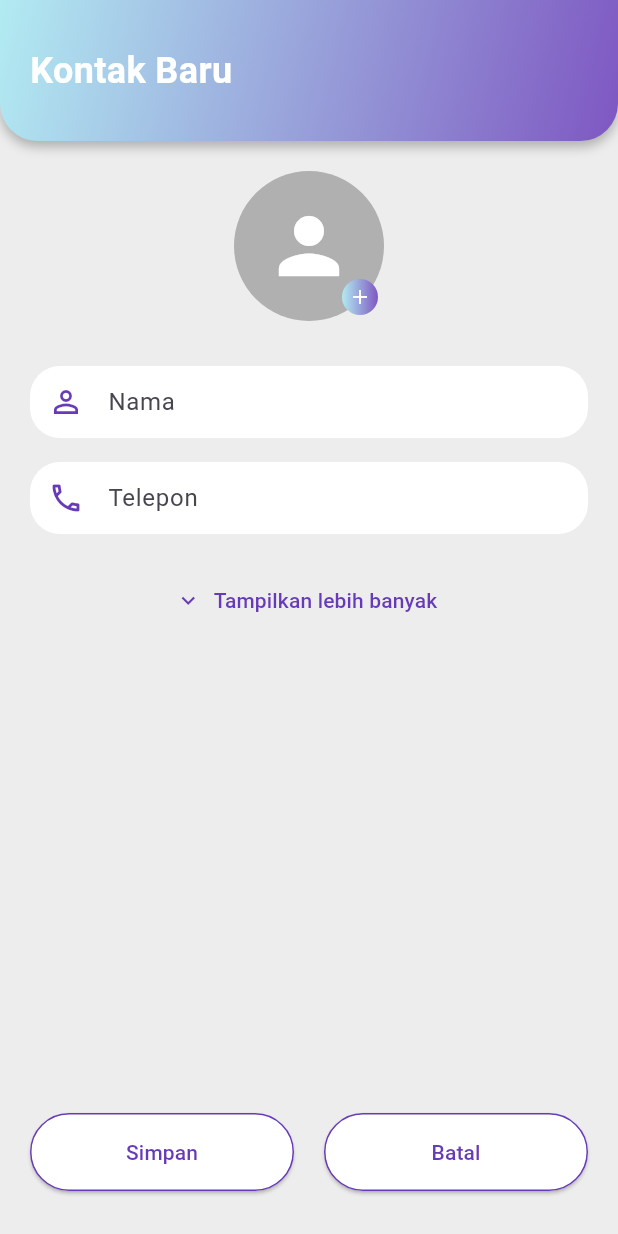
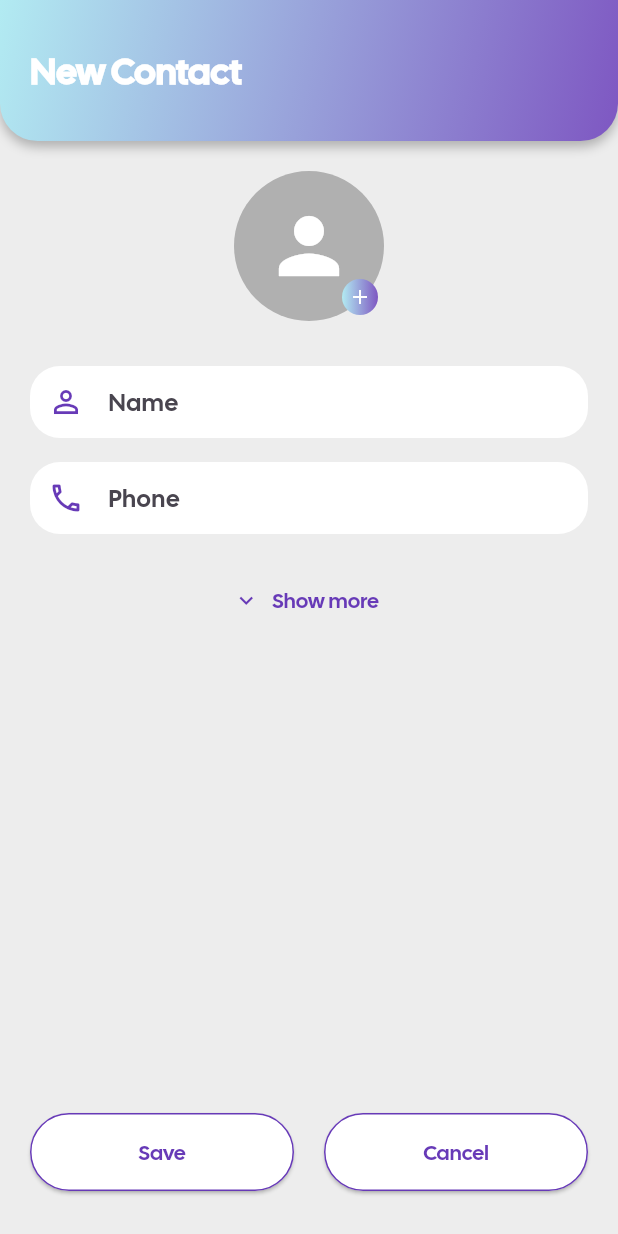
Before and after one commit to ginangela/flutter-phone, a Flutter app: the screen it shows after launch, after a tap on the "add" icon, on a phone screen of 412 x 824 dp. Run offline on Flutter 3.47's test engine with Material 3 defaults, Android fonts, the phone set to English and light mode, and no system bars; our stand-ins replace permission_handler, sqflite, sqflite_common_ffi, sqflite_common_ffi_web; missing offline and left inert: flutter_phone_direct_caller; accounts and stored records are empty; network calls fail.

Commit message:
bahasa dan font

```diff
--- a/lib/main.dart
+++ b/lib/main.dart
@@ -30,7 +30,9 @@ class MyApp extends StatelessWidget {
     return MaterialApp(
       title: 'Contact App',
       debugShowCheckedModeBanner: false,
-      theme: ThemeData(primarySwatch: Colors.blue),
+      theme: ThemeData(
+        fontFamily: 'Calsans',
+        primarySwatch: Colors.blue),
       initialRoute: '/',
       routes: {
         '/': (context) => const ContactsPage(),
--- a/lib/pages/add_contact.dart
+++ b/lib/pages/add_contact.dart
@@ -35,7 +35,7 @@ class _AddContactPageState extends State<AddContactPage> {
     if (name.isEmpty || phone.isEmpty) {
       ScaffoldMessenger.of(context).showSnackBar(
         const SnackBar(
-          content: Text('Harap isi Nama dan Telepon'),
+          content: Text('Please enter name and phone number'),
           backgroundColor: Colors.red,
         ),
       );
@@ -64,7 +64,7 @@ class _AddContactPageState extends State<AddContactPage> {
 
       ScaffoldMessenger.of(context).showSnackBar(
         const SnackBar(
-          content: Text('Kontak berhasil disimpan'),
+          content: Text('Contact saved successfully'),
           backgroundColor: Colors.green,
         ),
       );
@@ -88,7 +88,7 @@ class _AddContactPageState extends State<AddContactPage> {
       Navigator.pop(context);
       ScaffoldMessenger.of(context).showSnackBar(
         SnackBar(
-          content: Text('Gagal menyimpan kontak: $e'),
+          content: Text('Failed to save contact: $e'),
           backgroundColor: Colors.red,
         ),
       );
@@ -137,7 +137,7 @@ class _AddContactPageState extends State<AddContactPage> {
                         child: const Align(
                           alignment: Alignment.centerLeft,
                           child: Text(
-                            'Kontak Baru',
+                            'New Contact',
                             style: TextStyle(
                               fontSize: 24,
                               fontWeight: FontWeight.bold,
@@ -185,13 +185,13 @@ class _AddContactPageState extends State<AddContactPage> {
                           children: [
                             CustomInputField(
                               icon: Icons.person_outline,
-                              hint: 'Nama',
+                              hint: 'Name',
                               controller: nameController,
                             ),
                             const SizedBox(height: 16),
                             CustomInputField(
                               icon: Icons.phone_outlined,
-                              hint: 'Telepon',
+                              hint: 'Phone',
                               controller: phoneController,
                               keyboardType: TextInputType.phone,
                             ),
@@ -258,8 +258,8 @@ class _AddContactPageState extends State<AddContactPage> {
                         ),
                         label: Text(
                           showMore
-                              ? "Tampilkan lebih sedikit"
-                              : "Tampilkan lebih banyak",
+                              ? "Show less"
+                              : "Show more",
                           style: const TextStyle(color: Colors.deepPurple),
                         ),
                       ),
@@ -288,7 +288,7 @@ class _AddContactPageState extends State<AddContactPage> {
                                   ),
                                 ),
                                 child: const Text(
-                                  'Simpan',
+                                  'Save',
                                   style: TextStyle(color: Colors.deepPurple),
                                 ),
                               ),
@@ -312,7 +312,7 @@ class _AddContactPageState extends State<AddContactPage> {
                                   ),
                                 ),
                                 child: const Text(
-                                  'Batal',
+                                  'Cancel',
                                   style: TextStyle(color: Colors.deepPurple),
                                 ),
                               ),
--- a/pubspec.yaml
+++ b/pubspec.yaml
@@ -57,6 +57,11 @@ dev_dependencies:
 # The following section is specific to Flutter packages.
 flutter:
 
+  fonts:
+    - family: Calsans
+      fonts:
+      - asset: assets/fonts/CalSans-Regular.ttf
+
   # The following line ensures that the Material Icons font is
   # included with your application, so that you can use the icons in
   # the material Icons class.
```
Also changed, not shown: assets/fonts/CalSans-Regular.ttf (added).
